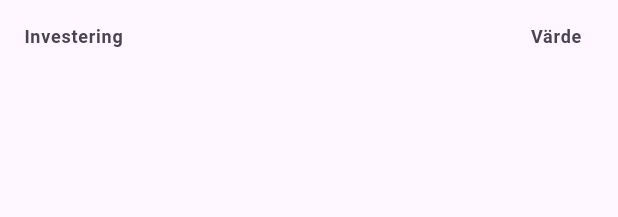
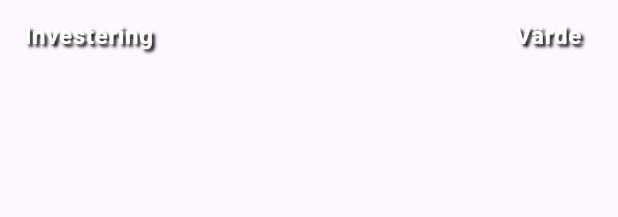
Before and after one commit to Wiiggyy/bankopol, a Flutter app: the InvestmentItemHeader widget shown alone on an empty page, opened directly, on a phone screen of 412 x 824 dp. Shown: the top 217 px of the screen. Run offline on Flutter 3.47's test engine with Material 3 defaults, Android fonts, the light colour scheme and no system bars; our stand-ins replace camera, dio, flip_card, google_fonts; missing offline and left inert: google_mlkit_barcode_scanning, qr_bar_code_scanner_dialog; network calls fail.

Commit message:
add new style for investment list

```diff
--- /dev/null
+++ b/lib/constants/text_style.dart
@@ -0,0 +1,14 @@
+import 'package:flutter/material.dart';
+
+const investmentListTextStyle = TextStyle(
+  color: Colors.white,
+  fontWeight: FontWeight.bold,
+  fontSize: 16,
+  shadows: [
+    Shadow(
+      offset: Offset(2, 2),
+      blurRadius: 2,
+      color: Colors.black,
+    ),
+  ],
+);
--- a/lib/screens/player_screen.dart
+++ b/lib/screens/player_screen.dart
@@ -153,7 +153,7 @@ class _PlayerScreenState extends State<PlayerScreen> {
                     //   title: 'Få Investering',
                     // ),
                     if (widget.gameProvider.currentPlayer case final player?)
-                      Expanded(
+                      Flexible(
                         child: InvestmentList(
                           player: player,
                         ),
--- a/lib/widgets/investments/investment_item_header.dart
+++ b/lib/widgets/investments/investment_item_header.dart
@@ -1,3 +1,4 @@
+import 'package:bankopol/constants/text_style.dart';
 import 'package:flutter/material.dart';
 
 class InvestmentItemHeader extends StatelessWidget {
@@ -15,14 +16,14 @@ class InvestmentItemHeader extends StatelessWidget {
           Text(
             'Investering',
             textAlign: TextAlign.left,
-            style: TextStyle(fontWeight: FontWeight.bold, fontSize: 12),
+            style: investmentListTextStyle,
           ),
         ],
       ),
       trailing: Text(
         'Värde',
         textAlign: TextAlign.right,
-        style: TextStyle(fontWeight: FontWeight.bold, fontSize: 12),
+        style: investmentListTextStyle,
       ),
     );
   }
```
Also changed, not shown: lib/widgets/investments/investment_item.dart (+11 -15 lines), lib/widgets/investments/investment_list.dart (+24 -17 lines), 1 other file.
